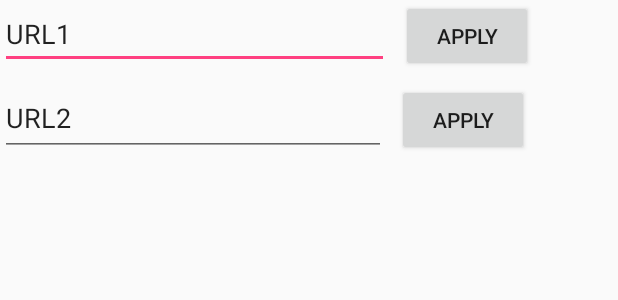
After one commit to ArtemOstrenkov/Voice_Android, an Android app: the layout activity_options.xml on its own in the app's theme, with its tools: preview values and no code run, on a phone screen of 412 x 824 dp. The commit adds this screen. Shown: the top 300 px of the screen. Run offline under Robolectric (Android 15) with nearby library versions, the phone set to English and light mode, and no system bars; network calls fail.

Commit message:
есть настройка

```diff
--- a/app/build.gradle
+++ b/app/build.gradle
@@ -21,7 +21,8 @@ android {
 
 dependencies {
     compile fileTree(dir: 'libs', include: ['*.jar'])
+    compile 'com.android.support:appcompat-v7:23.4.0'
+    compile 'com.android.volley:volley:1.0.0'
+    compile 'com.android.support.constraint:constraint-layout:1.0.0-alpha3'
     testCompile 'junit:junit:4.12'
-    compile 'com.android.support:appcompat-v7:23.4.0'
-    compile('com.android.volley:volley:1.0.0')
 }
--- a/app/src/main/res/layout/activity_main.xml
+++ b/app/src/main/res/layout/activity_main.xml
@@ -92,7 +92,7 @@
             android:layout_alignParentBottom="true"
             android:layout_weight="1"
             android:onClick="onClickClear"
-            android:text="Start" />
+            android:text="Call" />
 
         <Button
             android:id="@+id/bPress"
@@ -101,7 +101,8 @@
             android:layout_alignEnd="@+id/webView"
             android:layout_alignParentBottom="true"
             android:layout_weight="1"
-            android:text="Press to talk" />
+            android:text="Press to talk"
+            android:visibility="gone"/>
 
 
         <Button
--- /dev/null
+++ b/app/src/main/res/layout/activity_options.xml
@@ -0,0 +1,52 @@
+<?xml version="1.0" encoding="utf-8"?>
+<android.support.constraint.ConstraintLayout xmlns:android="http://schemas.android.com/apk/res/android"
+    xmlns:app="http://schemas.android.com/apk/res-auto"
+    xmlns:tools="http://schemas.android.com/tools"
+    android:layout_width="match_parent"
+    android:layout_height="match_parent"
+    tools:context="com.ostrenkov.artem.myapplication.Options">
+
+
+    <EditText
+        android:id="@+id/edURl1"
+        android:layout_width="259dp"
+        android:layout_height="46dp"
+        android:text="URL1"
+        tools:layout_editor_absoluteX="16dp"
+        tools:layout_editor_absoluteY="37dp" />
+
+    <Button
+        android:id="@+id/bURL1"
+        android:layout_width="wrap_content"
+        android:layout_height="wrap_content"
+        android:text="apply"
+        android:onClick="onClickApplyURL1"
+        tools:layout_editor_absoluteY="37dp"
+
+        app:layout_constraintLeft_toRightOf="@+id/edURl1"
+        android:layout_marginLeft="8dp" />
+
+    <EditText
+        android:id="@+id/edURL2"
+        android:layout_width="257dp"
+        android:layout_height="50dp"
+        android:text="URL2"
+
+        tools:layout_editor_absoluteX="16dp"
+        android:layout_marginTop="8dp"
+        app:layout_constraintTop_toBottomOf="@+id/edURl1" />
+
+    <Button
+        android:id="@+id/bURL2"
+        android:layout_width="wrap_content"
+        android:layout_height="wrap_content"
+        android:text="Apply"
+        android:onClick="onClickApplyURL2"
+
+
+        app:layout_constraintLeft_toRightOf="@+id/edURL2"
+        android:layout_marginLeft="7dp"
+        android:layout_marginTop="8dp"
+        app:layout_constraintTop_toBottomOf="@+id/bURL1" />
+
+</android.support.constraint.ConstraintLayout>
```
Also changed, not shown: app/src/main/AndroidManifest.xml (+9 -7 lines), app/src/main/java/com/ostrenkov/artem/myapplication/MainActivity.java (+61 -8 lines), app/src/main/java/com/ostrenkov/artem/myapplication/Options.java (added, +61 -0 lines), 1 other file.
